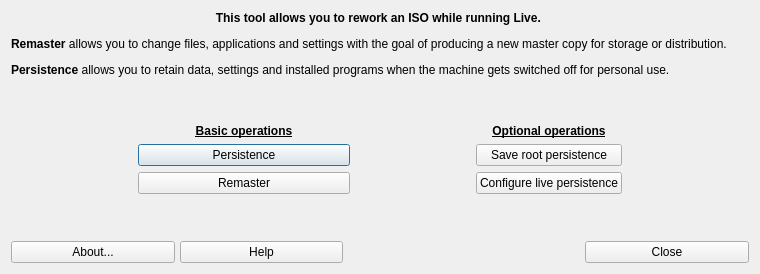
Above: mxremastercc.ui from AdrianTM/mx-remastercc before the change. Below: the same form after it.
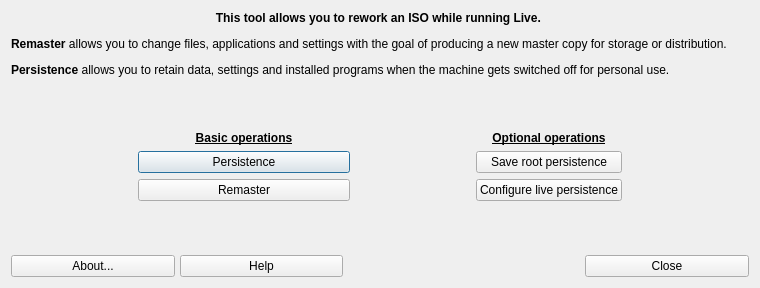
That is the form after the change. Icons and pictures are not drawn.

```diff
--- a/mxremastercc.ui
+++ b/mxremastercc.ui
@@ -7,7 +7,7 @@
     <x>0</x>
     <y>0</y>
     <width>760</width>
-    <height>274</height>
+    <height>288</height>
    </rect>
   </property>
   <property name="windowTitle">
```
Left out of the diff: 15 changed lines with no effect on the pictures.
